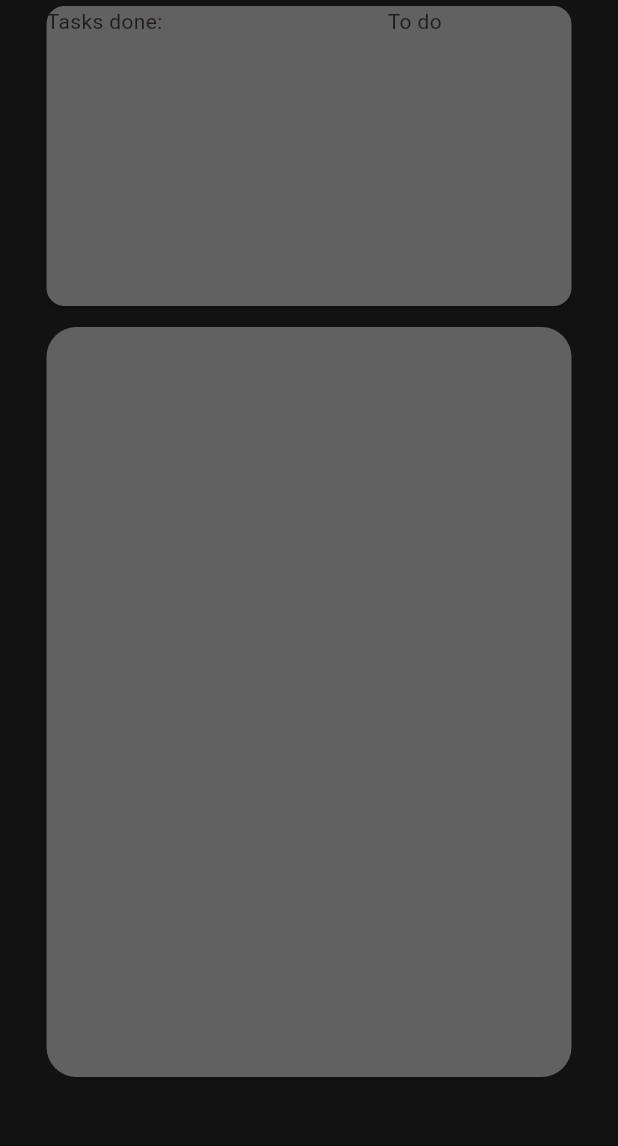
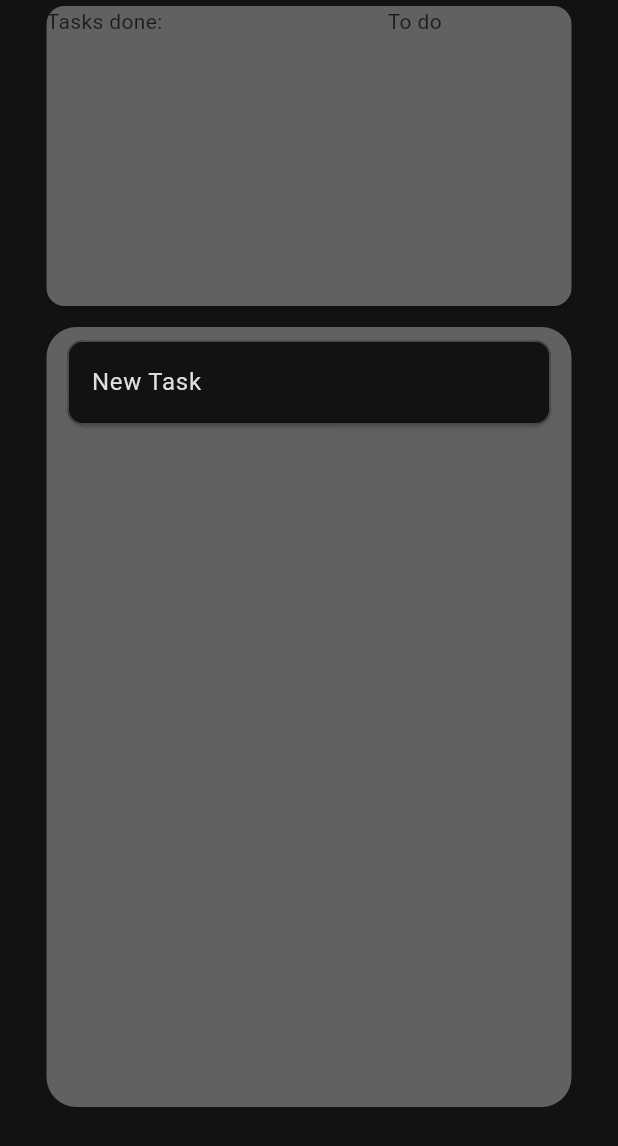
Before and after one commit to MarcoAlarcon/todolist, a Flutter app: the screen it shows after launch, on a phone screen of 412 x 824 dp. Shown: the top 1146 px of the screen. Run offline on Flutter 3.47's test engine with Material 2 defaults, Android fonts, the phone set to English and light mode, and no system bars.

Commit message:
Widget CreateTask
Criado novo widget para criar uma nova task.

```diff
--- a/lib/main.dart
+++ b/lib/main.dart
@@ -79,10 +79,56 @@ class DashList extends StatelessWidget {
   Widget build(BuildContext context) {
     return Container(
       width: 350,
-      height: 500,
+      height: 520,
       decoration: BoxDecoration(
           color: const Color.fromARGB(255, 97, 97, 97),
           borderRadius: BorderRadius.circular(20.0)),
+      child: const Padding(
+        padding: EdgeInsets.fromLTRB(10, 5, 10, 5),
+        child: Column(
+          children: [CreateTask()],
+        ),
+      ),
     );
   }
 }
+
+class CreateTask extends StatelessWidget {
+  const CreateTask({super.key});
+
+  @override
+  Widget build(BuildContext context) {
+
+    return Card(
+      child: TextField(
+        obscureText: false,
+        cursorColor: const Color.fromARGB(255, 223, 223, 223),
+        style: const TextStyle(color: Color.fromARGB(255, 223, 223, 223)),
+        decoration: InputDecoration(
+            labelStyle:
+                const TextStyle(color: Color.fromARGB(255, 223, 223, 223)),
+            filled: true,
+            fillColor: const Color.fromARGB(255, 19, 18, 18),
+            border: OutlineInputBorder(
+              borderRadius: BorderRadius.circular(10.0),
+            ),
+            focusedBorder: const OutlineInputBorder(
+                borderSide:
+                    BorderSide(color: Color.fromARGB(255, 223, 223, 223))),
+            labelText: 'New Task'),
+        onSubmitted: (task) {
+          print(task);
+        },
+      ),
+    );
+  }
+}
+
+class TaskList extends StatelessWidget {
+  const TaskList({super.key});
+
+  @override
+  Widget build(BuildContext context) {
+    return const Text('teste');
+  }
+}
```
